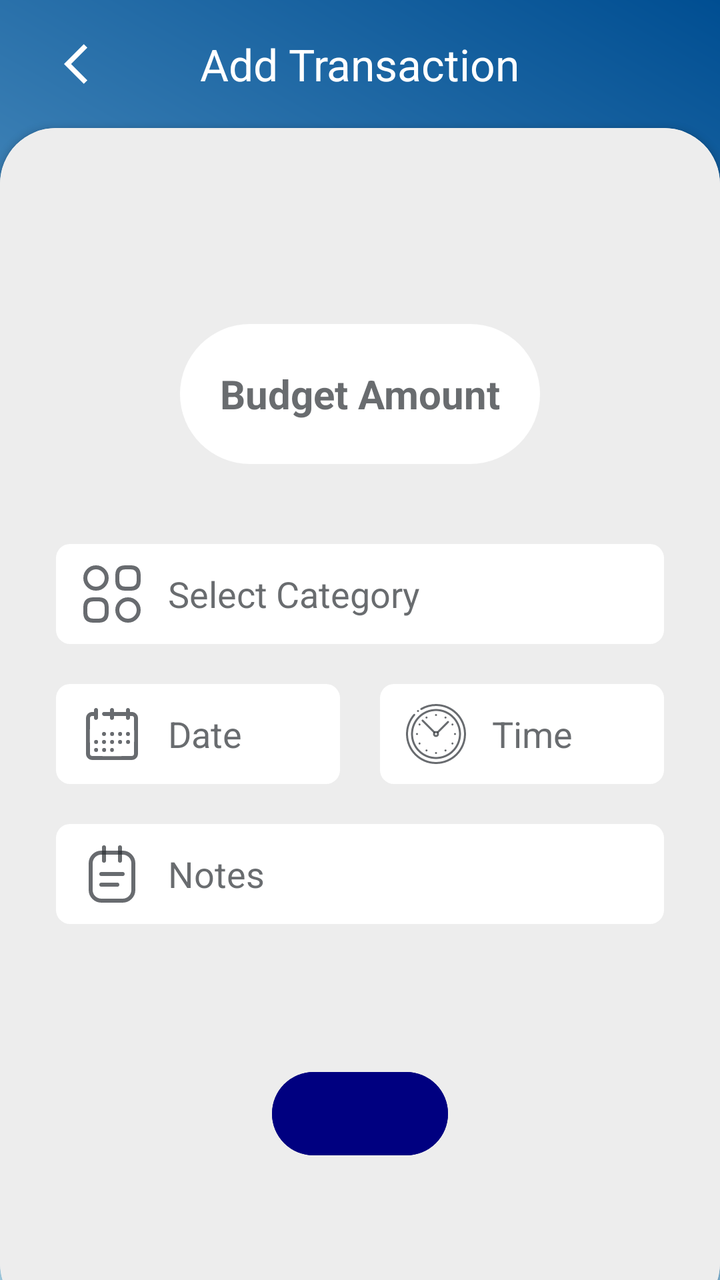
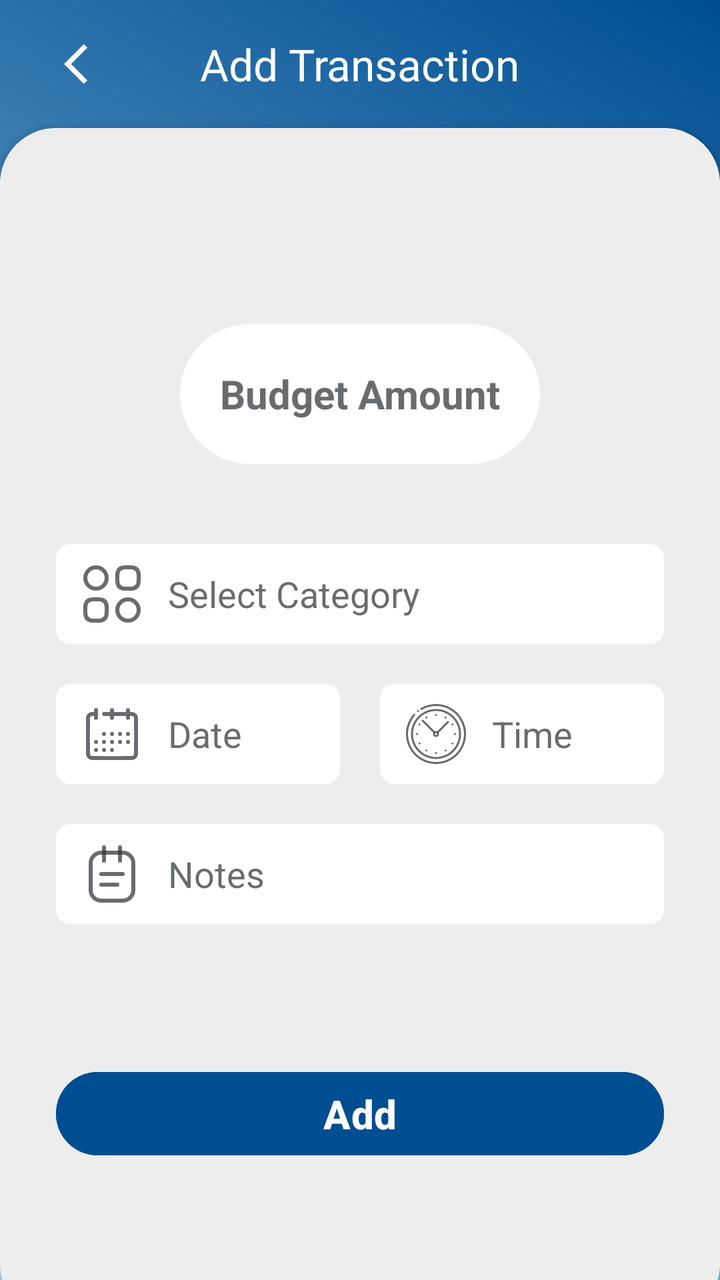

Compare the two renders of this Android layout. The source of the first and the diff that turns it into the second are given below.
<!-- AndroidManifest.xml: application theme Theme.Budget_Planner -->
<!-- res/layout/page_add.xml -->
<?xml version="1.0" encoding="utf-8"?>
<RelativeLayout xmlns:android="http://schemas.android.com/apk/res/android"
    xmlns:app="http://schemas.android.com/apk/res-auto"
    xmlns:tools="http://schemas.android.com/tools"
    android:layout_width="match_parent"
    android:layout_height="match_parent"
    android:background="@drawable/backgroung_gradient">

    <androidx.appcompat.widget.Toolbar
        android:id="@+id/toolbar"
        android:layout_width="match_parent"
        android:layout_height="?attr/actionBarSize"
        android:titleTextColor="@color/white">

        <com.google.android.material.floatingactionbutton.FloatingActionButton
            android:id="@+id/Back"
            android:layout_width="wrap_content"
            android:layout_height="wrap_content"
            android:layout_gravity="start|center_vertical"
            android:backgroundTint="@android:color/transparent"
            android:clickable="true"
            android:contentDescription="Back"
            android:focusable="true"
            android:src="@drawable/baseline_arrow_back_ios_24"
            android:stateListAnimator="@animator/button_state_list_animator"
            app:borderWidth="0dp"
            app:elevation="0dp"
            app:tint="@color/white" />

        <TextView
            android:layout_width="wrap_content"
            android:layout_height="wrap_content"
            android:layout_gravity="center"
            android:text="Add Transaction"
            android:textColor="@color/white"
            android:textSize="22sp" />
    </androidx.appcompat.widget.Toolbar>

    <androidx.cardview.widget.CardView
        android:layout_width="match_parent"
        android:layout_height="wrap_content"
        android:layout_alignParentBottom="true"
        android:layout_below="@id/toolbar"
        app:cardCornerRadius="28dp"
        android:layout_marginBottom="-20dp">

        <LinearLayout
            android:layout_width="match_parent"
            android:layout_height="match_parent"
            android:orientation="vertical"
            android:padding="28dp"
            android:background="#EDEDED">
            <LinearLayout
                android:layout_width="match_parent"
                android:layout_height="match_parent"
                android:orientation="vertical"
                android:layout_marginTop="50dp"
                tools:ignore="UselessParent">
                <EditText
                    android:layout_width="180dp"
                    android:layout_height="70dp"
                    android:layout_gravity="center"
                    android:layout_marginVertical="20dp"
                    android:autofillHints="Enter Amount"
                    android:background="@drawable/round_shape_for_tabs"
                    android:gravity="center"
                    android:hint="Budget Amount"
                    android:inputType="number"
                    android:padding="10dp"
                    android:textColor="@color/black"
                    android:textColorHint="#B3292D32"
                    android:textSize="20sp"
                    android:textStyle="bold" />
                <EditText
                    android:id="@+id/category"
                    android:layout_width="match_parent"
                    android:layout_height="50dp"
                    android:layout_gravity="center"
                    android:layout_marginVertical="20dp"
                    android:autofillHints="Select category of transaction"
                    android:background="@drawable/edittext_design_addpage"
                    android:drawableStart="@drawable/category_txt"
                    android:drawablePadding="12dp"
                    android:ems="10"
                    android:focusable="false"
                    android:hint="Select Category"
                    android:inputType="none"
                    android:padding="12sp"
                    android:textColor="@color/black"
                    android:textColorHint="#B3292D32" />
                <LinearLayout
                    android:layout_width="match_parent"
                    android:layout_height="wrap_content"
                    android:orientation="horizontal"
                    android:weightSum="2">
                    <EditText
                        android:id="@+id/date"
                        android:layout_width="match_parent"
                        android:layout_height="50dp"
                        android:layout_gravity="center"
                        android:layout_marginEnd="10dp"
                        android:layout_weight="1"
                        android:autofillHints="Select Data"
                        android:background="@drawable/edittext_design_addpage"
                        android:drawableStart="@drawable/date"
                        android:drawablePadding="12dp"
                        android:ems="10"
                        android:focusable="false"
                        android:hint="Date"
                        android:inputType="date"
                        android:padding="12sp"
                        android:textColor="@color/black"
                        android:textColorHint="#B3292D32" />
                    <EditText
                        android:id="@+id/time"
                        android:layout_width="match_parent"
                        android:layout_height="50dp"
                        android:layout_gravity="center"
                        android:layout_marginStart="10dp"
                        android:layout_weight="1"
                        android:autofillHints="Select Time"
                        android:background="@drawable/edittext_design_addpage"
                        android:drawableStart="@drawable/time"
                        android:drawablePadding="12dp"
                        android:ems="10"
                        android:focusable="false"
                        android:hint="Time"
                        android:inputType="none"
                        android:padding="12sp"
                        android:textColor="@color/black"
                        android:textColorHint="#B3292D32" />
                </LinearLayout>
                <EditText
                    android:layout_width="match_parent"
                    android:layout_height="50dp"
                    android:layout_gravity="center"
                    android:layout_marginVertical="20dp"
                    android:autofillHints="Description"
                    android:background="@drawable/edittext_design_addpage"
                    android:drawableStart="@drawable/note_text_svgrepo_com"
                    android:drawablePadding="12dp"
                    android:hint="Notes"
                    android:inputType="textShortMessage"
                    android:padding="12sp"
                    android:textColor="@color/black"
                    android:textColorHint="#B3292D32" />

                <RelativeLayout
                    android:layout_width="match_parent"
                    android:layout_height="wrap_content"
                    android:layout_gravity="bottom">

                    <Button
                        android:id="@+id/submit"
                        android:layout_width="wrap_content"
                        android:layout_height="wrap_content"
                        android:layout_centerInParent="true"
                        android:layout_marginTop="100dp"
                        android:clickable="true"
                        android:backgroundTint="@color/navy_blue"
                        android:backgroundTintMode="screen"
                        android:focusable="true"
                        android:padding="20dp"
                        android:text="Add"
                        android:textColor="@color/white"
                        android:textSize="20sp"
                        android:textStyle="bold" />

                </RelativeLayout>
            </LinearLayout>
        </LinearLayout>

    </androidx.cardview.widget.CardView>

    <Space
        android:id="@+id/space"
        android:layout_width="match_parent"
        android:layout_height="60dp"
        android:layout_alignParentBottom="true" />
</RelativeLayout>
<!-- resources referenced by this layout -->
<resources>
  <color name="black">#000000</color>
  <color name="navy_blue">#000080</color>
  <color name="white">#FFFFFF</color>
  
      Shades of Yellow
  <!-- drawable backgroung_gradient (drawable) -->
  <?xml version="1.0" encoding="utf-8"?>
  <shape xmlns:android="http://schemas.android.com/apk/res/android">
      <gradient
          android:type="linear"
          android:angle="45"
          android:startColor="#AEDFF7"
          android:endColor="#004E92"></gradient>
  </shape>
  <!-- drawable baseline_arrow_back_ios_24 (drawable) -->
  <vector android:autoMirrored="true" android:height="24dp"
      android:tint="#000000" android:viewportHeight="24"
      android:viewportWidth="24" android:width="24dp" xmlns:android="http://schemas.android.com/apk/res/android">
      <path android:fillColor="@android:color/white" android:pathData="M11.67,3.87L9.9,2.1 0,12l9.9,9.9 1.77,-1.77L3.54,12z"/>
  </vector>
  <!-- drawable category_txt (drawable) -->
  <vector android:height="32dp" android:viewportHeight="24"
      android:viewportWidth="24" android:width="32dp" xmlns:android="http://schemas.android.com/apk/res/android">
      <path android:fillColor="#00000000"
          android:pathData="M17,10H19C21,10 22,9 22,7V5C22,3 21,2 19,2H17C15,2 14,3 14,5V7C14,9 15,10 17,10Z"
          android:strokeColor="#B3292D32" android:strokeLineCap="round"
          android:strokeLineJoin="round" android:strokeWidth="1.5"/>
      <path android:fillColor="#00000000"
          android:pathData="M5,22H7C9,22 10,21 10,19V17C10,15 9,14 7,14H5C3,14 2,15 2,17V19C2,21 3,22 5,22Z"
          android:strokeColor="#B3292D32" android:strokeLineCap="round"
          android:strokeLineJoin="round" android:strokeWidth="1.5"/>
      <path android:fillColor="#00000000"
          android:pathData="M6,10C8.209,10 10,8.209 10,6C10,3.791 8.209,2 6,2C3.791,2 2,3.791 2,6C2,8.209 3.791,10 6,10Z"
          android:strokeColor="#B3292D32" android:strokeLineCap="round"
          android:strokeLineJoin="round" android:strokeWidth="1.5"/>
      <path android:fillColor="#00000000"
          android:pathData="M18,22C20.209,22 22,20.209 22,18C22,15.791 20.209,14 18,14C15.791,14 14,15.791 14,18C14,20.209 15.791,22 18,22Z"
          android:strokeColor="#B3292D32" android:strokeLineCap="round"
          android:strokeLineJoin="round" android:strokeWidth="1.5"/>
  </vector>
  <!-- drawable edittext_design_addpage (drawable) -->
  <?xml version="1.0" encoding="utf-8"?>
  <selector xmlns:android="http://schemas.android.com/apk/res/android">
      <item android:state_enabled="true" android:state_focused="true" >
          <shape android:shape="rectangle">
              <solid android:color="#1A004E92"/>
              <corners android:radius="7dp"/>
              <stroke android:color="#004E92" android:width="1dp"/>
          </shape>
      </item>
  
      <item android:state_enabled="true"  >
          <shape android:shape="rectangle">
              <solid android:color="@color/white"/>
              <corners android:radius="7dp"/>
  
          </shape>
      </item>
  
  </selector>
  <!-- drawable round_shape_for_tabs (drawable) -->
  <?xml version="1.0" encoding="utf-8"?>
  <shape xmlns:android="http://schemas.android.com/apk/res/android"
      android:shape="rectangle">
      <corners android:radius="100dp"/>
      <solid android:color="#FFFFFF"/>
  </shape>
  <style name="Theme.Budget_Planner" parent="Base.Theme.Budget_Planner" />
  <style name="Base.Theme.Budget_Planner" parent="Theme.Material3.DayNight.NoActionBar">
          
          
      </style>
  <!-- unchanged entries left out for length: 3 -->
</resources>

<!-- the commit's change to res/layout/page_add.xml (unified diff, before → after) -->
@@ -152,15 +152,11 @@
 
                     <Button
                         android:id="@+id/submit"
-                        android:layout_width="wrap_content"
-                        android:layout_height="wrap_content"
+                        android:layout_width="match_parent"
+                        android:layout_height="50dp"
                         android:layout_centerInParent="true"
                         android:layout_marginTop="100dp"
-                        android:clickable="true"
-                        android:backgroundTint="@color/navy_blue"
-                        android:backgroundTintMode="screen"
-                        android:focusable="true"
-                        android:padding="20dp"
+                        android:backgroundTint="#004E92"
                         android:text="Add"
                         android:textColor="@color/white"
                         android:textSize="20sp"
<!-- resource entries referenced after the edit -->
@@ -1,7 +1,6 @@
 <!-- resources referenced by this layout -->
 <resources>
   <color name="black">#000000</color>
-  <color name="navy_blue">#000080</color>
   <color name="white">#FFFFFF</color>
   
       Shades of Yellow
